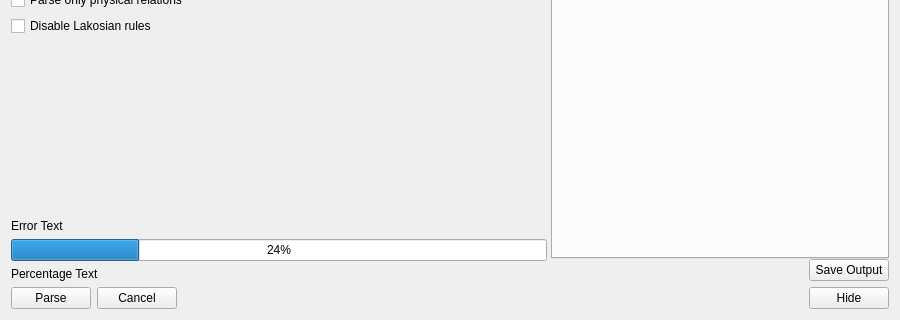
Old version of the form lvtqtw/ct_lvtqtw_parse_codebase.ui in the repository KDE/codevis; both pictures show x 0 to 900 and y 482 to 802 of the 900 by 802 pixel window.
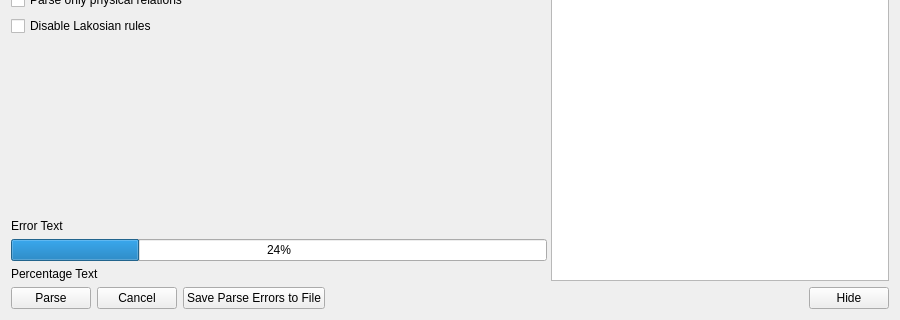
New version of the form. Icons and pictures are not drawn.

Commit message: Improve Error Handler and move it to lvtclp

The edit to the form file:
```diff
--- a/lvtqtw/ct_lvtqtw_parse_codebase.ui
+++ b/lvtqtw/ct_lvtqtw_parse_codebase.ui
@@ -369,7 +369,7 @@
      </widget>
      <widget class="QStackedWidget" name="stackedWidget">
       <property name="currentIndex">
-       <number>1</number>
+       <number>0</number>
       </property>
       <widget class="QWidget" name="page">
        <layout class="QVBoxLayout" name="verticalLayout_3">
@@ -393,65 +393,6 @@
         </item>
        </layout>
       </widget>
-      <widget class="QWidget" name="page_2">
-       <layout class="QVBoxLayout" name="verticalLayout_5">
-        <property name="spacing">
-         <number>0</number>
-        </property>
-        <property name="leftMargin">
-         <number>0</number>
-        </property>
-        <property name="topMargin">
-         <number>0</number>
-        </property>
-        <property name="rightMargin">
-         <number>0</number>
-        </property>
-        <property name="bottomMargin">
-         <number>0</number>
-        </property>
-        <item>
-         <widget class="QTabWidget" name="tabWidget">
-          <property name="sizePolicy">
-           <sizepolicy hsizetype="MinimumExpanding" vsizetype="MinimumExpanding">
-            <horstretch>0</horstretch>
-            <verstretch>0</verstretch>
-           </sizepolicy>
-          </property>
-          <property name="currentIndex">
-           <number>-1</number>
-          </property>
-         </widget>
-        </item>
-        <item>
-         <layout class="QHBoxLayout" name="horizontalLayout_4">
-          <property name="spacing">
-           <number>0</number>
-          </property>
-          <item>
-           <spacer name="horizontalSpacer">
-            <property name="orientation">
-             <enum>Qt::Horizontal</enum>
-            </property>
-            <property name="sizeHint" stdset="0">
-             <size>
-              <width>40</width>
-              <height>20</height>
-             </size>
-            </property>
-           </spacer>
-          </item>
-          <item>
-           <widget class="QPushButton" name="btnSaveOutput">
-            <property name="text">
-             <string>Save Output</string>
-            </property>
-           </widget>
-          </item>
-         </layout>
-        </item>
-       </layout>
-      </widget>
      </widget>
     </widget>
    </item>
@@ -471,6 +412,13 @@
        </property>
       </widget>
      </item>
+     <item>
+      <widget class="QPushButton" name="btnSaveOutput">
+       <property name="text">
+        <string>Save Parse Errors to File</string>
+       </property>
+      </widget>
+     </item>
      <item>
       <spacer name="horizontalSpacer_2">
        <property name="orientation">
```
The commit also changes 7 other files.
